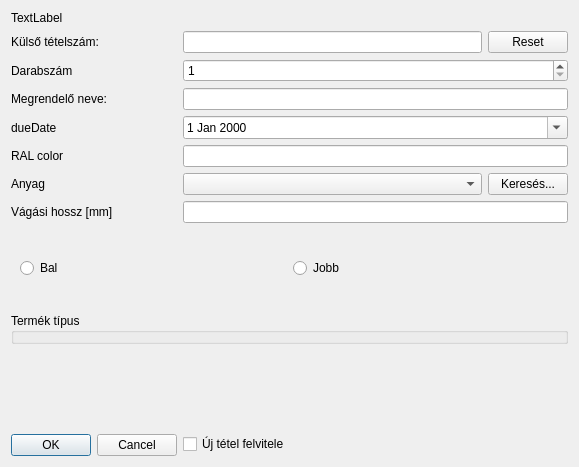
Old version of the form view/dialog/input/addinputdialog.ui in the repository horvathzoltan/cutplannerpro.
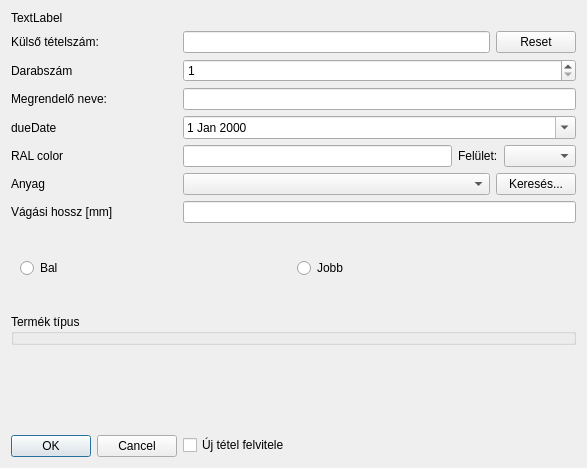
New version of the form.

Patch:
```diff
--- a/view/dialog/input/addinputdialog.ui
+++ b/view/dialog/input/addinputdialog.ui
@@ -6,8 +6,8 @@
    <rect>
     <x>0</x>
     <y>0</y>
-    <width>579</width>
-    <height>467</height>
+    <width>587</width>
+    <height>468</height>
    </rect>
   </property>
   <property name="windowTitle">
@@ -55,7 +55,7 @@
      </property>
     </widget>
    </item>
-   <item row="19" column="0">
+   <item row="20" column="0">
     <widget class="QDialogButtonBox" name="buttonBox">
      <property name="orientation">
       <enum>Qt::Orientation::Horizontal</enum>
@@ -65,7 +65,7 @@
      </property>
     </widget>
    </item>
-   <item row="19" column="1">
+   <item row="20" column="1">
     <widget class="QCheckBox" name="chk_Repeat">
      <property name="text">
       <string>Új tétel felvitele</string>
@@ -121,9 +121,6 @@
      </property>
     </widget>
    </item>
-   <item row="8" column="1">
-    <widget class="QLineEdit" name="edit_Color"/>
-   </item>
    <item row="5" column="0">
     <widget class="QLabel" name="label_2">
      <property name="text">
@@ -201,6 +198,23 @@
      <widget class="QWidget" name="page_2"/>
     </widget>
    </item>
+   <item row="8" column="1">
+    <layout class="QHBoxLayout" name="horizontalLayout_3">
+     <item>
+      <widget class="QLineEdit" name="edit_Color"/>
+     </item>
+     <item>
+      <widget class="QLabel" name="label_Surface">
+       <property name="text">
+        <string>Felület:</string>
+       </property>
+      </widget>
+     </item>
+     <item>
+      <widget class="QComboBox" name="comboBox_Surface"/>
+     </item>
+    </layout>
+   </item>
   </layout>
  </widget>
  <tabstops>
```
Left out of the diff: 1 changed line with no effect on the pictures.
